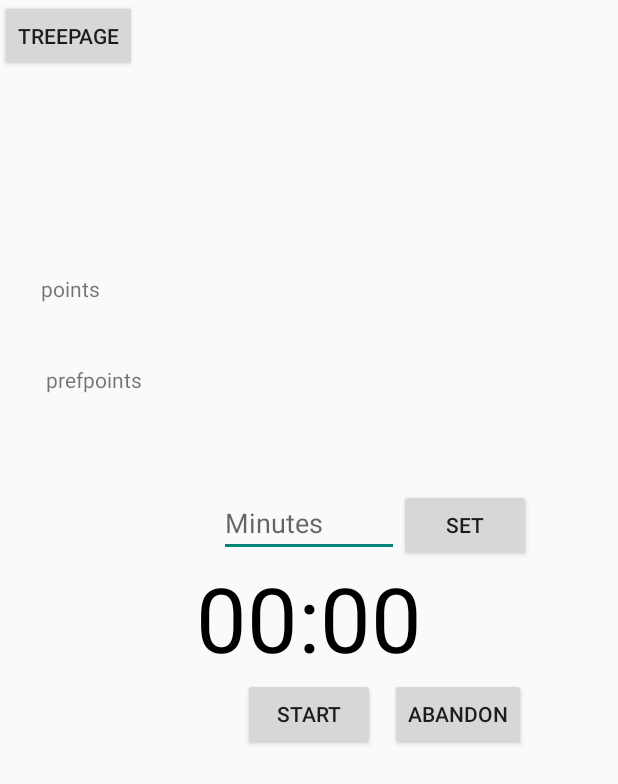
After one commit to SammyDeAgent/uccd3223-iridium-pomodoro-app, an Android app: the layout latest_activity_clock.xml on its own in the app's theme, with its tools: preview values and no code run, on a phone screen of 412 x 824 dp. The commit adds this screen. Shown: the top 784 px of the screen. Run offline under Robolectric (Android 15) with nearby library versions, the phone set to English and light mode, and no system bars.

Commit message:
update latest avatar clock

```diff
--- /dev/null
+++ b/app/src/main/res/layout/latest_activity_clock.xml
@@ -0,0 +1,82 @@
+<?xml version="1.0" encoding="utf-8"?>
+<RelativeLayout xmlns:android="http://schemas.android.com/apk/res/android"
+    xmlns:app="http://schemas.android.com/apk/res-auto"
+    xmlns:tools="http://schemas.android.com/tools"
+    android:layout_width="match_parent"
+    android:layout_height="match_parent"
+    tools:context=".MainActivity">
+
+    <EditText
+        android:id="@+id/text_input"
+        android:layout_width="120dp"
+        android:layout_height="wrap_content"
+        android:layout_above="@+id/text_countdown"
+        android:layout_centerHorizontal="true"
+        android:hint="Minutes"
+        android:inputType="number"
+        android:maxLength="5" />
+
+    <Button
+        android:id="@+id/btn_set"
+        android:layout_width="wrap_content"
+        android:layout_height="wrap_content"
+        android:layout_alignTop="@+id/text_input"
+        android:layout_toEndOf="@+id/text_input"
+        android:text="Set"/>
+
+    <TextView
+        android:id="@+id/text_countdown"
+        android:layout_width="wrap_content"
+        android:layout_height="wrap_content"
+        android:layout_centerHorizontal="true"
+        android:layout_centerVertical="true"
+        android:text="00:00"
+        android:textColor="@color/black"
+        android:textSize="60sp" />
+
+    <Button
+        android:id="@+id/btn_begin_pause"
+        android:layout_width="wrap_content"
+        android:layout_height="wrap_content"
+        android:layout_below="@+id/text_countdown"
+        android:layout_centerHorizontal="true"
+        android:text="start"/>
+
+    <Button
+        android:id="@+id/btn_abandon"
+        android:layout_width="wrap_content"
+        android:layout_height="wrap_content"
+        android:layout_below="@+id/text_countdown"
+        android:layout_marginStart="10dp"
+        android:layout_toEndOf="@id/btn_begin_pause"
+        android:text="Abandon"
+        android:visibility="invisible"
+        tools:visibility="visible"/>
+
+    <Button
+        android:id="@+id/treeButton"
+        android:layout_width="wrap_content"
+        android:layout_height="wrap_content"
+        android:text="treepage" />
+
+    <TextView
+        android:id="@+id/points"
+        android:layout_width="137dp"
+        android:layout_height="34dp"
+        android:layout_alignParentEnd="true"
+        android:layout_alignParentBottom="true"
+        android:layout_marginEnd="247dp"
+        android:layout_marginBottom="607dp"
+        android:text="points" />
+
+    <TextView
+        android:id="@+id/prefpoints"
+        android:layout_width="131dp"
+        android:layout_height="37dp"
+        android:layout_alignParentEnd="true"
+        android:layout_alignParentBottom="true"
+        android:layout_marginEnd="250dp"
+        android:layout_marginBottom="543dp"
+        android:text="prefpoints" />
+
+</RelativeLayout>
```
Also changed, not shown: app/src/main/java/cyto/iridium/iridium/avatarclock/ClockActivity.java (added, +252 -0 lines), app/src/main/java/cyto/iridium/iridium/avatarclock/MainActivity.java (added, +79 -0 lines), app/src/main/java/cyto/iridium/iridium/ui/slideshow/SlideshowFragment.java (+12 -0 lines), app/src/main/res/layout/latest_activity_avatar.xml (added, +54 -0 lines), app/src/main/res/drawable/tree0.gif (added), app/src/main/res/drawable/tree1.gif (added), app/src/main/res/drawable/tree2.gif (added), app/src/main/res/drawable/tree3.gif (added), app/src/main/res/drawable/tree4.gif (added), app/src/main/res/drawable/tree5.gif (added), app/src/main/res/drawable/tree6.gif (added), app/src/main/res/drawable/tree7.gif (added).
